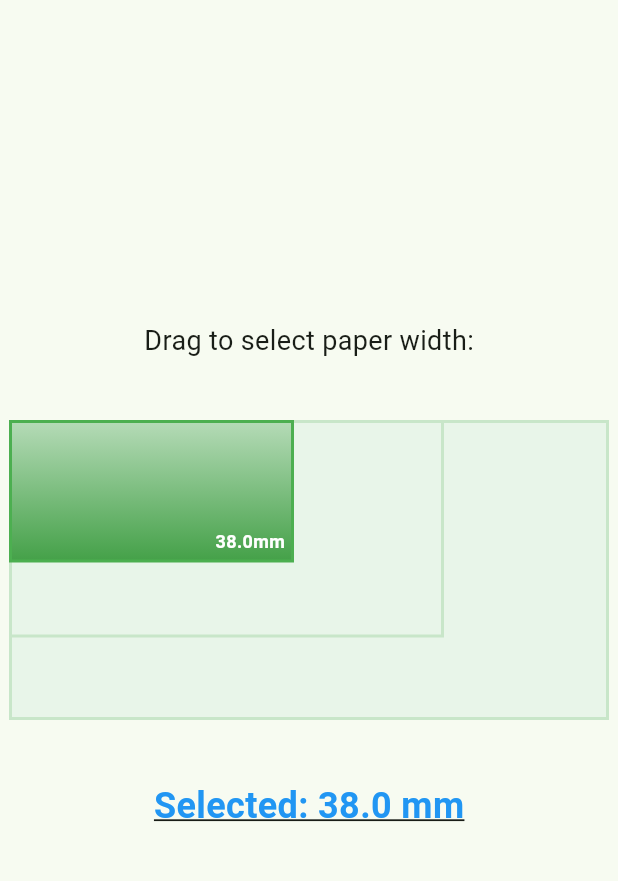
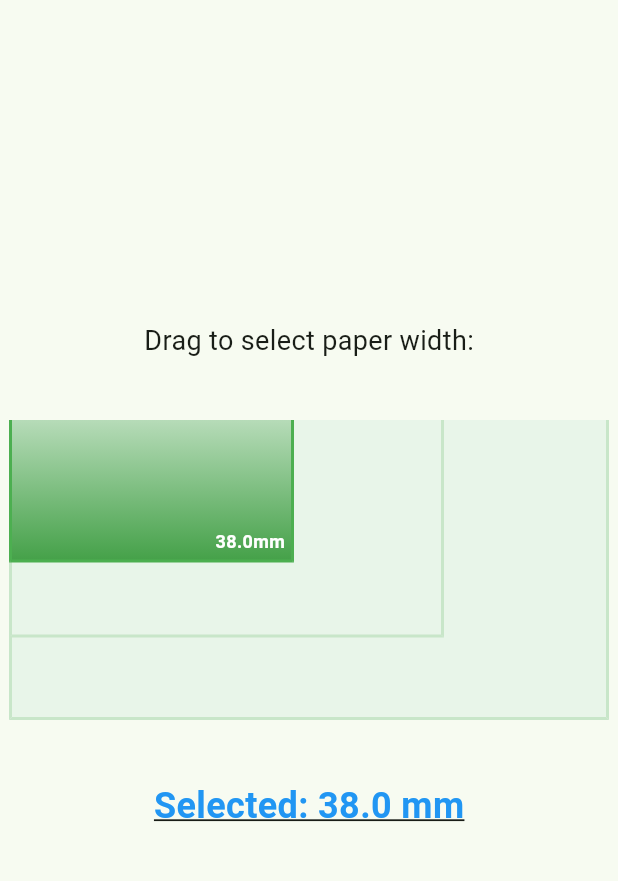
Before and after one commit to eljam3239/2dSelect, a Flutter app: the screen it shows after launch, on a phone screen of 412 x 824 dp, the part 84-965 px from its top. Run offline on Flutter 3.47's test engine with Material 3 defaults, Android fonts, the phone set to English and light mode, and no system bars.

Commit message:
Added gradient and border opacity

```diff
--- a/telescope_select/lib/main.dart
+++ b/telescope_select/lib/main.dart
@@ -253,11 +253,11 @@ class _TelescopeSelectState extends State<TelescopeSelect> {
     if (shouldBeGreen && _isDragging) {
       baseColor = Colors.green[200]!; // Pale green during drag
       borderColor = Colors.green;
-      useGradient = isSelected;
+      useGradient = true; // Apply gradient to all selected and nested
     } else if (shouldBeGreen) {
       baseColor = Colors.green[600]!; // Bold green when selected or nested
       borderColor = Colors.green;
-      useGradient = isSelected;
+      useGradient = true; // Apply gradient to all selected and nested
     } else if (isBigger) {
       baseColor = Colors.green[50]!; // Very faint light green fill for bigger rectangles
       borderColor = Colors.green[100]!; // Very faint green outline for bigger rectangles
@@ -284,7 +284,12 @@ class _TelescopeSelectState extends State<TelescopeSelect> {
                 )
               : null,
           color: useGradient ? null : baseColor,
-          border: Border.all(color: borderColor, width: 2),
+          border: Border(
+            left: BorderSide(color: borderColor, width: 2),
+            right: BorderSide(color: borderColor, width: 2),
+            bottom: BorderSide(color: borderColor, width: 2),
+            top: BorderSide.none, // No top border
+          ),
         ),
         child: isSelected
             ? Align(
```
